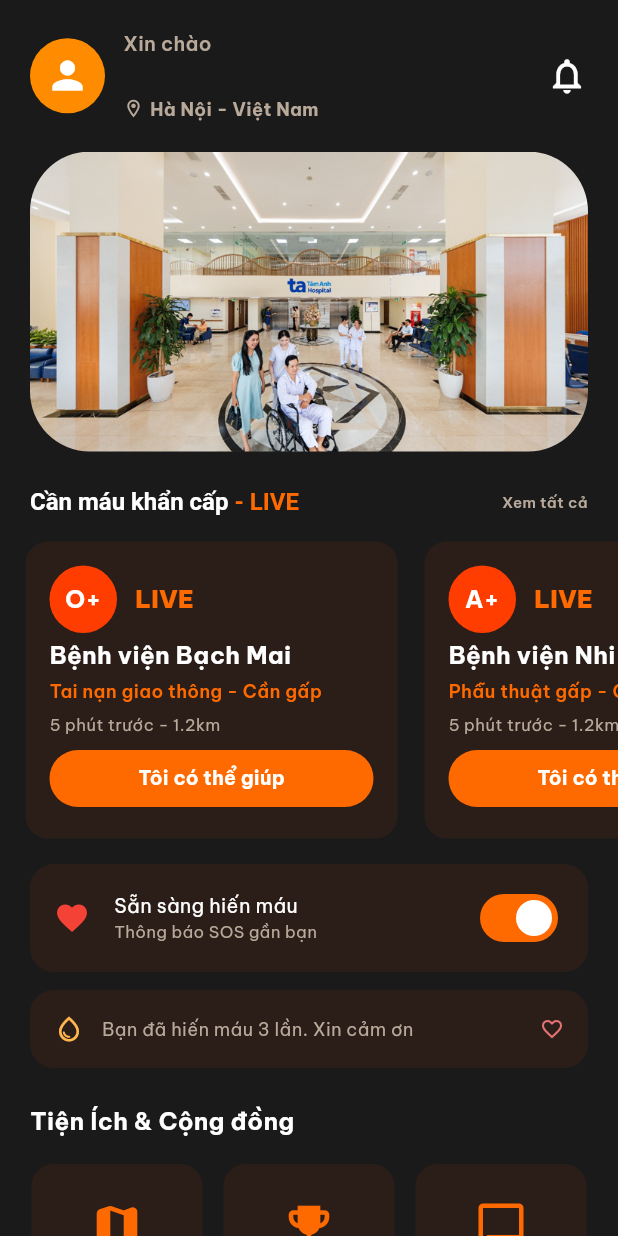
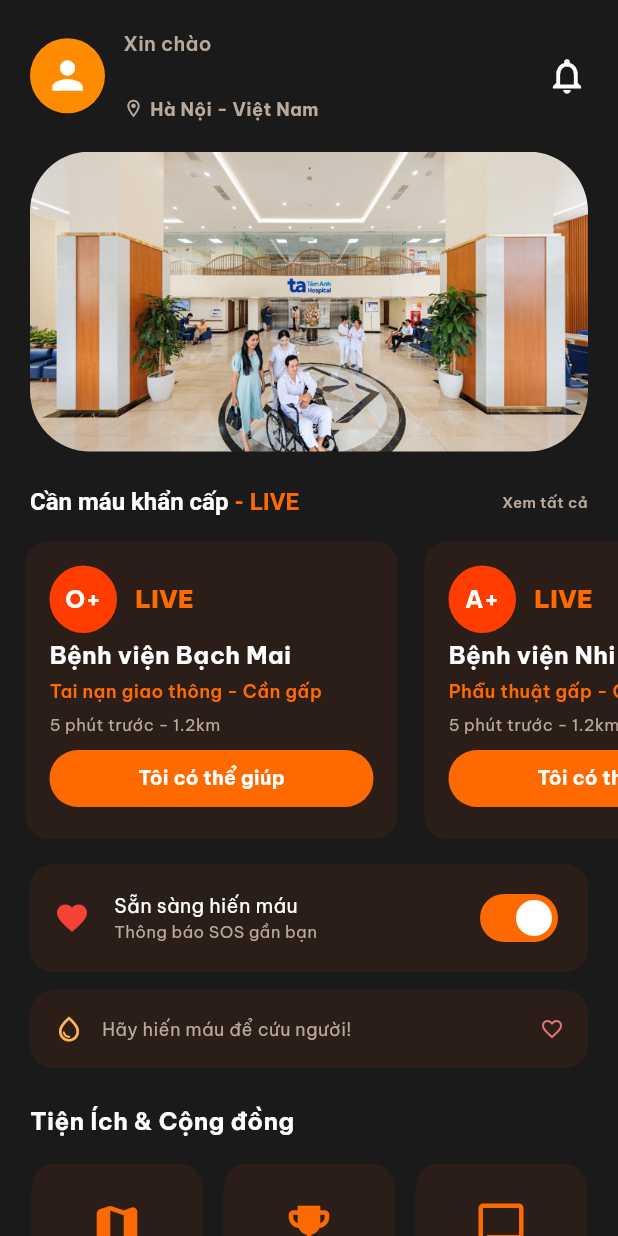
Before and after one commit to nguyen-tien-luc-dvelop23/donate_blood, a Flutter app: the _HomePage screen opened directly, on a phone screen of 412 x 824 dp. Run offline on Flutter 3.47's test engine with Material 3 defaults, Android fonts, the phone set to English and light mode, and no system bars; our stand-ins replace dio, flutter_map, geolocator, google_fonts, latlong2, pin_code_fields and 1 more; accounts and stored records are empty; network calls fail.

Commit message:
Fix chat search auto-switch to members tab, fix dynamic donation count in home screen

```diff
--- a/frontend/lib/features/home/home_screen.dart
+++ b/frontend/lib/features/home/home_screen.dart
@@ -110,6 +110,7 @@ class _HomePageState extends State<_HomePage> {
   bool _isReadyToDonate = true;
   String? _fullName;
   String? _phone;
+  int _donationCount = 0;
   final _authService = AuthService();
   int _unreadCount = 0;
   Timer? _notifTimer;
@@ -171,10 +172,12 @@ class _HomePageState extends State<_HomePage> {
   Future<void> _loadUserData() async {
     final name = await _authService.getLoggedName();
     final phone = await _authService.getLoggedPhone();
+    final count = await _authService.getLoggedDonationCount();
     if (mounted) {
       setState(() {
         _fullName = name;
         _phone = phone;
+        _donationCount = count;
       });
     }
   }
@@ -397,7 +400,11 @@ class _HomePageState extends State<_HomePage> {
                           const Icon(Icons.water_drop_outlined, color: Color(0xFFFFB74D), size: 20),
                           const SizedBox(width: 12),
                           Expanded(
-                            child: Text('Bạn đã hiến máu 3 lần. Xin cảm ơn', style: TextStyle(color: textSubCol, fontSize: 12)),
+                            child: Text(
+                              _donationCount > 0
+                                ? 'Bạn đã hiến máu $_donationCount lần. Xin cảm ơn! ❤️'
+                                : 'Hãy hiến máu để cứu người!',
+                              style: TextStyle(color: textSubCol, fontSize: 12)),
                           ),
                           Icon(Icons.favorite_border, color: Colors.red[300], size: 16),
                         ],
```
Also changed, not shown: frontend/lib/features/chat/chat_list_screen.dart (+21 -6 lines).
